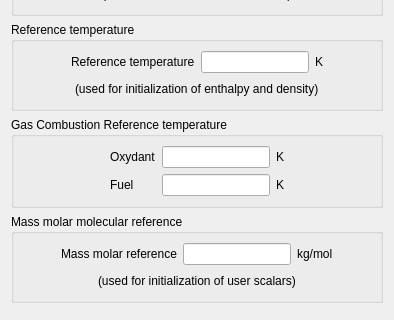
Qt form gui/Pages/ReferenceValuesForm.ui (code-saturne/code_saturne) before a commit; both pictures show x 0 to 394 and y 229 to 549 of the 394 by 549 pixel window.
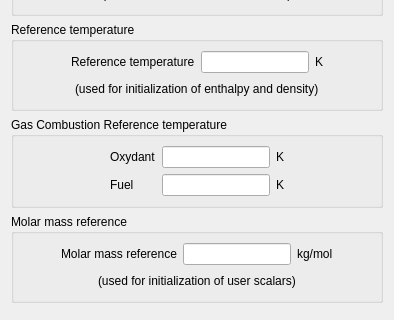
The same form after that commit.

```diff
--- a/gui/Pages/ReferenceValuesForm.ui
+++ b/gui/Pages/ReferenceValuesForm.ui
@@ -467,7 +467,7 @@
    <item row="5" column="0">
     <widget class="QGroupBox" name="groupBoxMassMolar">
      <property name="title">
-      <string>Mass molar molecular reference</string>
+      <string>Molar mass reference</string>
      </property>
      <layout class="QGridLayout">
       <item row="0" column="0">
@@ -491,7 +491,7 @@
            <string>Code_Saturne key word: XMASML</string>
           </property>
           <property name="text">
-           <string>Mass molar reference</string>
+           <string>Molar mass reference</string>
           </property>
          </widget>
         </item>
```
